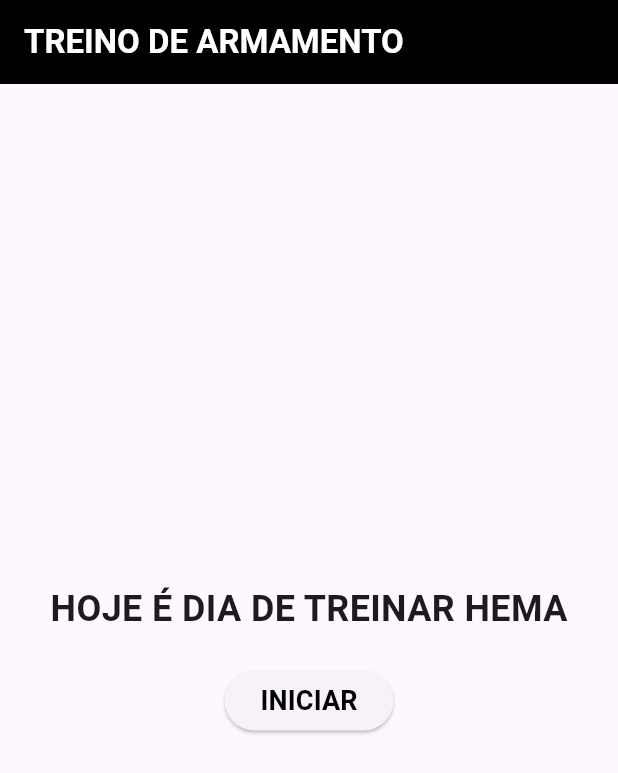
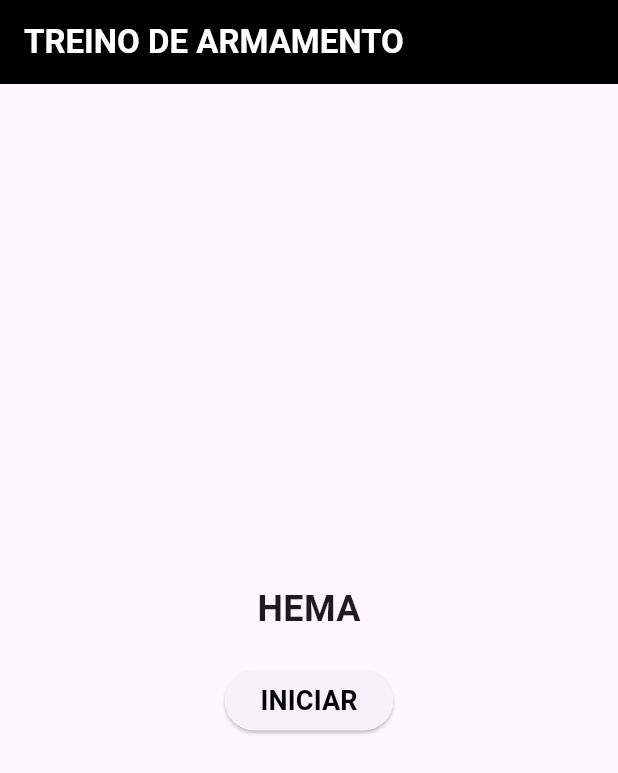
Before and after one commit to StephanMorais/treino_lucas_upado, a Flutter app: the screen it shows after launch, on a phone screen of 412 x 824 dp. Shown: the top 773 px of the screen. Run offline on Flutter 3.47's test engine with Material 3 defaults, Android fonts, the phone set to English and light mode, and no system bars.

Commit message:
Correção do método Previous Exercice; Solução do bug do botão voltar no exercicio 1; Mensagem do dia mais enxuta.

```diff
--- a/lib/main.dart
+++ b/lib/main.dart
@@ -36,25 +36,25 @@
 
     switch (dayOfWeek) {
       case '1':
-        dayMessage = 'DIA DE TREINAR HEMA';
+        dayMessage = 'HEMA';
         break;
       case '2':
-        dayMessage = 'DIA DE TREINAR PISTOLA';
+        dayMessage = 'PISTOLA';
         break;
       case '3':
-        dayMessage = 'DIA DE DESCANSO';
+        dayMessage = 'DESCANSO';
         break;
       case '4':
-        dayMessage = 'DIA DE TREINAR WAKISASHI';
+        dayMessage = 'WAKISASHI';
         break;
       case '5':
-        dayMessage = 'DIA DE TREINAR FACA';
+        dayMessage = 'DFACA';
         break;
       case '6':
-        dayMessage = 'DIA DE DESNCANSO';
+        dayMessage = 'DESNCANSO';
         break;
       case '7':
-        dayMessage = 'DIA DE DESCANSO';
+        dayMessage = 'DESCANSO';
         break;
       default:
         dayMessage = '';
@@ -76,7 +76,7 @@
           mainAxisAlignment: MainAxisAlignment.center,
           children: <Widget>[
             Text(
-              'HOJE É $dayMessage',
+              '$dayMessage',
               style: TextStyle(
                 fontSize: 24,
                 fontWeight: FontWeight.bold,
```
Also changed, not shown: lib/espadalonga.dart (+7 -3 lines), lib/faca.dart (+7 -3 lines), lib/pistola.dart (+7 -3 lines), lib/wakisashi.dart (+7 -3 lines).
